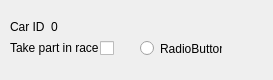
Before: the Qt Designer form CARS/racegroupbox.ui in projectCARS/CARS2014-GIT, drawn with Qt 5.
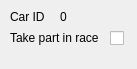
After: the same form once the commit is applied.

```diff
--- a/CARS/racegroupbox.ui
+++ b/CARS/racegroupbox.ui
@@ -6,8 +6,8 @@
    <rect>
     <x>0</x>
     <y>0</y>
-    <width>273</width>
-    <height>80</height>
+    <width>137</width>
+    <height>69</height>
    </rect>
   </property>
   <property name="sizePolicy">
@@ -16,14 +16,20 @@
     <verstretch>0</verstretch>
    </sizepolicy>
   </property>
+  <property name="minimumSize">
+   <size>
+    <width>137</width>
+    <height>69</height>
+   </size>
+  </property>
   <property name="windowTitle">
    <string>Form</string>
   </property>
   <widget class="QLabel" name="idLabel">
    <property name="geometry">
     <rect>
-     <x>51</x>
-     <y>20</y>
+     <x>60</x>
+     <y>10</y>
      <width>69</width>
      <height>13</height>
     </rect>
@@ -36,7 +42,7 @@
    <property name="geometry">
     <rect>
      <x>10</x>
-     <y>20</y>
+     <y>10</y>
      <width>35</width>
      <height>13</height>
     </rect>
@@ -55,7 +61,7 @@
    <property name="geometry">
     <rect>
      <x>10</x>
-     <y>40</y>
+     <y>30</y>
      <width>91</width>
      <height>16</height>
     </rect>
@@ -67,8 +73,8 @@
   <widget class="QCheckBox" name="raceCheckBox">
    <property name="geometry">
     <rect>
-     <x>100</x>
-     <y>40</y>
+     <x>110</x>
+     <y>30</y>
      <width>21</width>
      <height>17</height>
     </rect>
@@ -77,19 +83,6 @@
     <string/>
    </property>
   </widget>
-  <widget class="QRadioButton" name="radioButton">
-   <property name="geometry">
-    <rect>
-     <x>140</x>
-     <y>40</y>
-     <width>82</width>
-     <height>17</height>
-    </rect>
-   </property>
-   <property name="text">
-    <string>RadioButton</string>
-   </property>
-  </widget>
  </widget>
  <resources/>
  <connections/>
```
Left out of the diff: 2 changed lines with no effect on the pictures.
